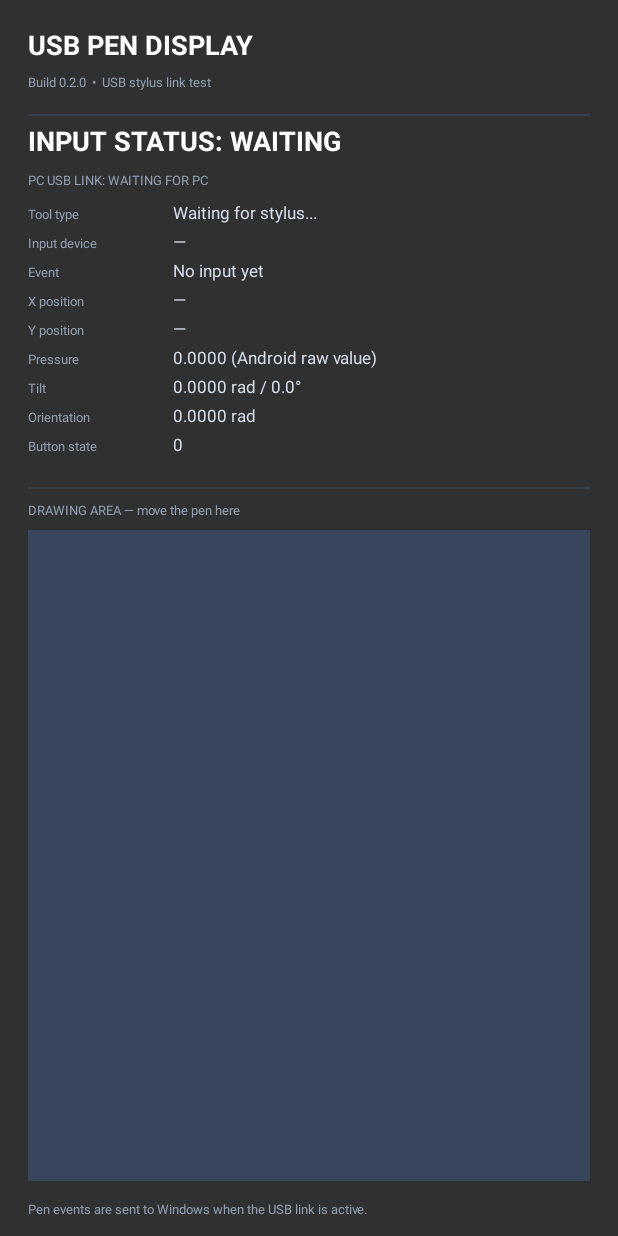
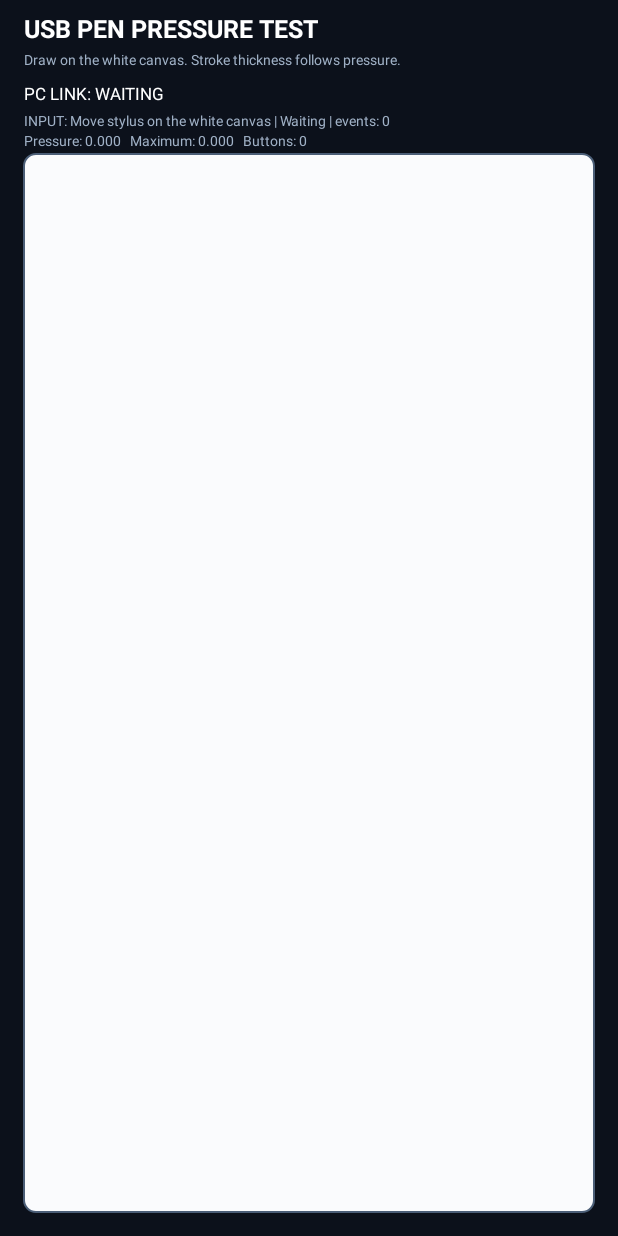
Before and after one commit to iamvishn17/android-tablet-connector, an Android app: the screen it shows after launch (MainActivity), on a phone screen of 412 x 824 dp. Run offline under Robolectric (Android 15) with nearby library versions, the phone set to English and light mode, and no system bars.

Commit message:
Build Android pressure-sensitive drawing canvas and telemetry protocol v2

```diff
--- a/app/src/main/java/com/usbpendisplay/diagnostic/MainActivity.kt
+++ b/app/src/main/java/com/usbpendisplay/diagnostic/MainActivity.kt
@@ -7,7 +7,9 @@ import android.view.View
 import android.graphics.Canvas
 import android.graphics.Color
 import android.graphics.Paint
-import android.graphics.Typeface
+import android.graphics.Path
+import android.graphics.RectF
+import org.json.JSONObject
 import java.io.BufferedWriter
 import java.io.OutputStreamWriter
 import java.net.InetSocketAddress
@@ -16,32 +18,18 @@ import java.util.concurrent.LinkedBlockingQueue
 import kotlin.concurrent.thread
 
 class MainActivity : Activity() {
-    private lateinit var panel: PenDiagnosticView
+    private lateinit var panel: PenCanvasView
     private lateinit var link: PenLinkClient
-
     override fun onCreate(savedInstanceState: Bundle?) {
         super.onCreate(savedInstanceState)
-        link = PenLinkClient { connected ->
-            runOnUiThread { if (::panel.isInitialized) panel.setPcLink(connected) }
-        }
-        PenLinkHolder.client = link
-        panel = PenDiagnosticView(this)
         window.statusBarColor = Color.rgb(12, 17, 27)
         window.navigationBarColor = Color.rgb(12, 17, 27)
+        link = PenLinkClient { connected -> runOnUiThread { if (::panel.isInitialized) panel.setPcLink(connected) } }
+        PenLinkHolder.client = link
+        panel = PenCanvasView(this)
         setContentView(panel)
         link.start()
     }
-
-    override fun onTouchEvent(event: MotionEvent): Boolean {
-        panel.updateFrom(event)
-        return true
-    }
-
-    override fun onGenericMotionEvent(event: MotionEvent): Boolean {
-        panel.updateFrom(event)
-        return true
-    }
-
     override fun onDestroy() {
         if (::link.isInitialized) link.stop()
         PenLinkHolder.client = null
@@ -49,160 +37,143 @@ class MainActivity : Activity() {
     }
 }
 
-/** Sends newline-delimited JSON over the ADB-reversed USB TCP tunnel. */
 private class PenLinkClient(private val onConnection: (Boolean) -> Unit) {
-    private val queue = LinkedBlockingQueue<String>(512)
+    private val queue = LinkedBlockingQueue<String>(2048)
     @Volatile private var running = false
     private var worker: Thread? = null
-
     fun start() {
         if (running) return
         running = true
         worker = thread(name = "PenUsbLink", isDaemon = true) {
-            var reported = false
             while (running) {
                 var socket: Socket? = null
                 try {
                     socket = Socket()
                     socket.tcpNoDelay = true
-                    socket.connect(InetSocketAddress("127.0.0.1", 27183), 1200)
+                    socket.connect(InetSocketAddress("127.0.0.1", 27183), 1500)
                     val writer = BufferedWriter(OutputStreamWriter(socket.getOutputStream(), Charsets.UTF_8))
-                    if (!reported) { reported = true; onConnection(true) }
-                    writer.write("{\"type\":\"hello\",\"protocol\":1}")
+                    writer.write(JSONObject().put("type", "hello").put("protocol", 2).toString())
                     writer.newLine()
                     writer.flush()
+                    onConnection(true)
                     while (running && !socket.isClosed) {
-                        val message = queue.poll(300, java.util.concurrent.TimeUnit.MILLISECONDS)
+                        val message = queue.poll(250, java.util.concurrent.TimeUnit.MILLISECONDS)
                         if (message != null) {
-                            writer.write(message)
-                            writer.newLine()
-                            writer.flush()
+                            writer.write(message); writer.newLine(); writer.flush()
                         }
                     }
                 } catch (_: Exception) {
-                    if (reported) { reported = false; onConnection(false) }
-                    try { Thread.sleep(900) } catch (_: InterruptedException) { }
-                } finally {
-                    try { socket?.close() } catch (_: Exception) { }
-                }
+                    onConnection(false)
+                    try { Thread.sleep(800) } catch (_: InterruptedException) { }
+                } finally { try { socket?.close() } catch (_: Exception) { } }
             }
-            if (reported) onConnection(false)
+            onConnection(false)
         }
     }
-
     fun send(message: String) {
         if (!running) return
-        if (!queue.offer(message)) {
-            queue.poll()
-            queue.offer(message)
-        }
+        if (!queue.offer(message)) { queue.poll(); queue.offer(message) }
     }
-
-    fun stop() {
-        running = false
-        worker?.interrupt()
-        worker = null
-        queue.clear()
-    }
+    fun stop() { running = false; worker?.interrupt(); worker = null; queue.clear() }
 }
 
-private class PenDiagnosticView(context: android.content.Context) : View(context) {
-    init { isFocusable = true; isFocusableInTouchMode = true }
+private data class LocalStroke(val path: Path, val paint: Paint)
 
-    override fun onTouchEvent(event: MotionEvent): Boolean {
-        updateFrom(event)
-        return true
-    }
-
-    override fun onGenericMotionEvent(event: MotionEvent): Boolean {
-        updateFrom(event)
-        return true
-    }
-    private val heading = Paint(3).apply { color = Color.WHITE; textSize = 27f; typeface = Typeface.DEFAULT_BOLD }
-    private val body = Paint(3).apply { color = Color.rgb(210, 220, 235); textSize = 17f }
-    private val muted = Paint(3).apply { color = Color.rgb(145, 160, 180); textSize = 13f }
-    private val line = Paint(3).apply { color = Color.rgb(55, 70, 90); strokeWidth = 1.5f }
-    private val dot = Paint(3).apply { color = Color.rgb(70, 190, 255) }
-    private var tool = "Waiting for stylus..."
-    private var device = "—"
-    private var eventName = "No input yet"
+private class PenCanvasView(context: android.content.Context) : View(context) {
+    private val heading = Paint(3).apply { color = Color.WHITE; textSize = 25f; typeface = android.graphics.Typeface.DEFAULT_BOLD }
+    private val label = Paint(3).apply { color = Color.rgb(160, 177, 198); textSize = 14f }
+    private val value = Paint(3).apply { color = Color.WHITE; textSize = 17f }
+    private val board = Paint(3).apply { color = Color.rgb(250, 251, 253) }
+    private val border = Paint(3).apply { color = Color.rgb(75, 94, 119); style = Paint.Style.STROKE; strokeWidth = 2f }
+    private val strokes = mutableListOf<LocalStroke>()
+    private var activeStroke: LocalStroke? = null
+    private var pcConnected = false
+    private var eventCount = 0L
+    private var tool = "Move stylus on the white canvas"
+    private var action = "Waiting"
+    private var pressure = 0f
+    private var maxPressure = 0f
     private var x = 0f
     private var y = 0f
-    private var pressure = 0f
-    private var tilt = 0f
-    private var orientation = 0f
+    private var hover = false
     private var buttons = 0
-    private var hover = false
-    private var contact = false
-    private var received = false
-    private var pcLink = false
+    private val margin = 24f
+    private val canvasTop = 154f
+    private val bottom = 24f
+    fun setPcLink(connected: Boolean) { pcConnected = connected; invalidate() }
+    override fun onTouchEvent(event: MotionEvent): Boolean { handle(event); return true }
+    override fun onGenericMotionEvent(event: MotionEvent): Boolean { handle(event); return true }
 
-    fun setPcLink(connected: Boolean) {
-        pcLink = connected
-        invalidate()
-    }
-
-    fun updateFrom(e: MotionEvent) {
+    private fun handle(e: MotionEvent) {
+        if (e.pointerCount <= 0) return
         val i = e.actionIndex.coerceIn(0, e.pointerCount - 1)
-        tool = when (e.getToolType(i)) {
+        val type = e.getToolType(i)
+        val toolName = when (type) {
             MotionEvent.TOOL_TYPE_STYLUS -> "STYLUS"
             MotionEvent.TOOL_TYPE_ERASER -> "ERASER"
             MotionEvent.TOOL_TYPE_FINGER -> "FINGER"
             MotionEvent.TOOL_TYPE_MOUSE -> "MOUSE"
             else -> "UNKNOWN"
         }
-        device = e.device?.name ?: "Device #${e.deviceId}"
-        eventName = MotionEvent.actionToString(e.action)
-        x = e.getX(i); y = e.getY(i); pressure = e.getPressure(i)
-        tilt = e.getAxisValue(MotionEvent.AXIS_TILT, i)
-        orientation = e.getOrientation(i); buttons = e.buttonState
-        hover = e.actionMasked in listOf(MotionEvent.ACTION_HOVER_ENTER, MotionEvent.ACTION_HOVER_MOVE, MotionEvent.ACTION_HOVER_EXIT)
-        contact = e.actionMasked in listOf(MotionEvent.ACTION_DOWN, MotionEvent.ACTION_MOVE, MotionEvent.ACTION_POINTER_DOWN, MotionEvent.ACTION_POINTER_UP)
-        received = true
-        val payload = org.json.JSONObject().apply {
-            put("type", "pen"); put("tool", tool); put("device", device); put("action", eventName)
-            put("x", x.toDouble()); put("y", y.toDouble()); put("pressure", pressure.toDouble())
-            put("tilt", tilt.toDouble()); put("orientation", orientation.toDouble())
-            put("buttons", buttons); put("hover", hover); put("contact", contact); put("eventTime", e.eventTime)
+        val actionName = MotionEvent.actionToString(e.actionMasked)
+        x = e.getX(i); y = e.getY(i); pressure = e.getPressure(i).coerceIn(0f, 1f)
+        maxPressure = maxOf(maxPressure, pressure)
+        tool = toolName; action = actionName; buttons = e.buttonState
+        hover = e.actionMasked == MotionEvent.ACTION_HOVER_ENTER || e.actionMasked == MotionEvent.ACTION_HOVER_MOVE || e.actionMasked == MotionEvent.ACTION_HOVER_EXIT
+        eventCount++
+        val cw = (width - margin * 2).coerceAtLeast(1f)
+        val ch = (height - canvasTop - bottom).coerceAtLeast(1f)
+        val cx = (x - margin).coerceIn(0f, cw)
+        val cy = (y - canvasTop).coerceIn(0f, ch)
+        val drawTool = type == MotionEvent.TOOL_TYPE_STYLUS || type == MotionEvent.TOOL_TYPE_ERASER || type == MotionEvent.TOOL_TYPE_FINGER
+        if (drawTool && (e.actionMasked == MotionEvent.ACTION_DOWN || e.actionMasked == MotionEvent.ACTION_POINTER_DOWN)) {
+            val paint = Paint(3).apply {
+                color = if (type == MotionEvent.TOOL_TYPE_ERASER) Color.WHITE else Color.rgb(20, 105, 220)
+                style = Paint.Style.STROKE; strokeCap = Paint.Cap.ROUND; strokeJoin = Paint.Join.ROUND
+                strokeWidth = 2f + pressure * 16f
+            }
+            val path = Path().apply { moveTo(cx, cy) }
+            activeStroke = LocalStroke(path, paint); strokes.add(activeStroke!!)
+        } else if (drawTool && e.actionMasked == MotionEvent.ACTION_MOVE && activeStroke != null) {
+            activeStroke!!.path.lineTo(cx, cy)
+            activeStroke!!.paint.strokeWidth = 2f + pressure * 16f
+        } else if (e.actionMasked == MotionEvent.ACTION_UP || e.actionMasked == MotionEvent.ACTION_POINTER_UP || e.actionMasked == MotionEvent.ACTION_CANCEL) {
+            activeStroke = null
         }
-        PenLinkHolder.client?.send(payload.toString())
+        val packet = JSONObject().apply {
+            put("type", "pen"); put("protocol", 2); put("tool", toolName); put("action", actionName)
+            put("pointerId", e.getPointerId(i))
+            put("x", x.toDouble()); put("y", y.toDouble())
+            put("canvasX", cx.toDouble()); put("canvasY", cy.toDouble())
+            put("canvasWidth", cw.toDouble()); put("canvasHeight", ch.toDouble())
+            put("pressure", e.getPressure(i).toDouble())
+            put("tilt", e.getAxisValue(MotionEvent.AXIS_TILT, i).toDouble())
+            put("orientation", e.getOrientation(i).toDouble())
+            put("buttons", buttons); put("hover", hover)
+            put("contact", e.actionMasked == MotionEvent.ACTION_DOWN || e.actionMasked == MotionEvent.ACTION_MOVE || e.actionMasked == MotionEvent.ACTION_POINTER_DOWN)
+            put("eventTime", e.eventTime)
+        }
+        PenLinkHolder.client?.send(packet.toString())
         invalidate()
     }
 
     override fun onDraw(c: Canvas) {
         super.onDraw(c)
-        val p = 28f
-        var yText = 55f
-        c.drawText("USB PEN DISPLAY", p, yText, heading); yText += 32f
-        c.drawText("Build 0.2.0  •  USB stylus link test", p, yText, muted); yText += 28f
-        c.drawLine(p, yText, width - p, yText, line); yText += 36f
-        val state = if (!received) "WAITING" else if (contact) "CONTACT" else if (hover) "HOVER" else "INPUT"
-        c.drawText("INPUT STATUS: $state", p, yText, heading); yText += 34f
-        c.drawText("PC USB LINK: ${if (pcLink) "CONNECTED" else "WAITING FOR PC"}", p, yText, if (pcLink) body else muted); yText += 34f
-        val rows = listOf(
-            "Tool type" to tool, "Input device" to device, "Event" to eventName,
-            "X position" to if (received) "%.1f px".format(x) else "—",
-            "Y position" to if (received) "%.1f px".format(y) else "—",
-            "Pressure" to "%.4f (Android raw value)".format(pressure),
-            "Tilt" to "%.4f rad / %.1f°".format(tilt, Math.toDegrees(tilt.toDouble())),
-            "Orientation" to "%.4f rad".format(orientation), "Button state" to buttons.toString()
-        )
-        for ((label, value) in rows) {
-            c.drawText(label, p, yText, muted)
-            c.drawText(value, p + 145f, yText, body)
-            yText += 29f
+        c.drawColor(Color.rgb(12, 17, 27))
+        c.drawText("USB PEN PRESSURE TEST", margin, 38f, heading)
+        c.drawText("Draw on the white canvas. Stroke thickness follows pressure.", margin, 65f, label)
+        c.drawText("PC LINK: " + (if (pcConnected) "CONNECTED" else "WAITING"), margin, 100f, value)
+        c.drawText("INPUT: $tool | $action | events: $eventCount", margin, 126f, label)
+        c.drawText("Pressure: %.3f   Maximum: %.3f   Buttons: %d".format(pressure, maxPressure, buttons), margin, 146f, label)
+        val rect = RectF(margin, canvasTop, width - margin, height - bottom)
+        c.drawRoundRect(rect, 12f, 12f, board)
+        c.save(); c.clipRect(rect)
+        for (stroke in strokes) c.drawPath(stroke.path, stroke.paint)
+        if (hover && x >= rect.left && x <= rect.right && y >= rect.top && y <= rect.bottom) {
+            val cursor = Paint(3).apply { color = Color.rgb(0, 130, 220); style = Paint.Style.STROKE; strokeWidth = 2f }
+            c.drawCircle(x, y, 9f, cursor)
         }
-        val top = yText + 8f
-        val bottom = height - 55f
-        if (bottom > top + 80f) {
-            c.drawLine(p, top, width - p, top, line)
-            c.drawText("DRAWING AREA — move the pen here", p, top + 27f, muted)
-            c.drawRect(p, top + 42f, width - p, bottom, line)
-            if (received) c.drawCircle(x.coerceIn(p, width - p), y.coerceIn(top + 42f, bottom), 7f + pressure.coerceIn(0f, 1f) * 12f, dot)
-        }
-        c.drawText("Pen events are sent to Windows when the USB link is active.", p, height - 22f, muted)
+        c.restore(); c.drawRoundRect(rect, 12f, 12f, border)
     }
 }
-
-/** A small holder lets the custom View enqueue events without blocking the UI thread. */
 private object PenLinkHolder { var client: PenLinkClient? = null }
```
